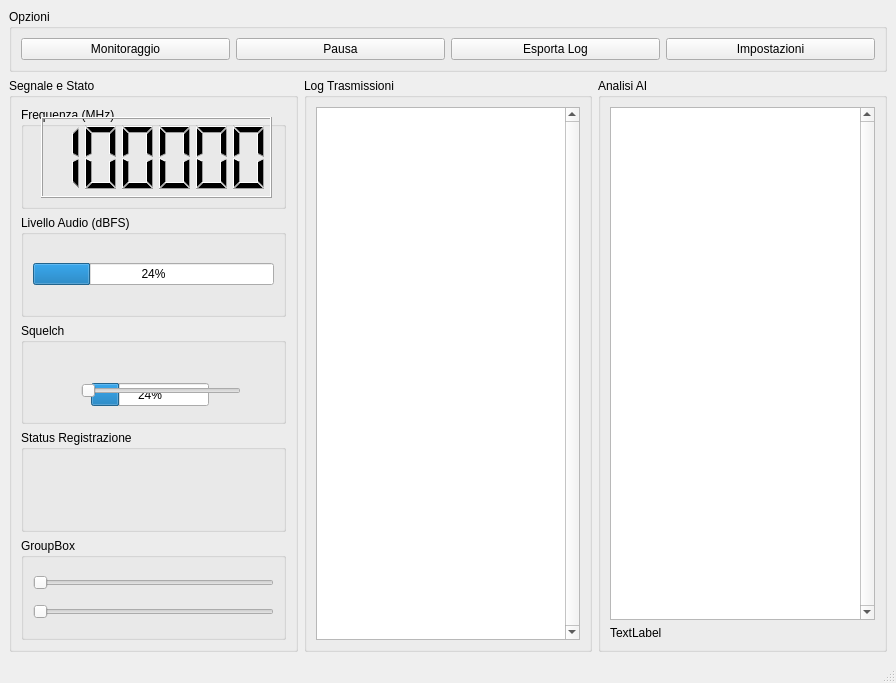
Above: CrystalRET_UI.ui from Lupix111/CrystalRET before the change. Below: the same form after it.
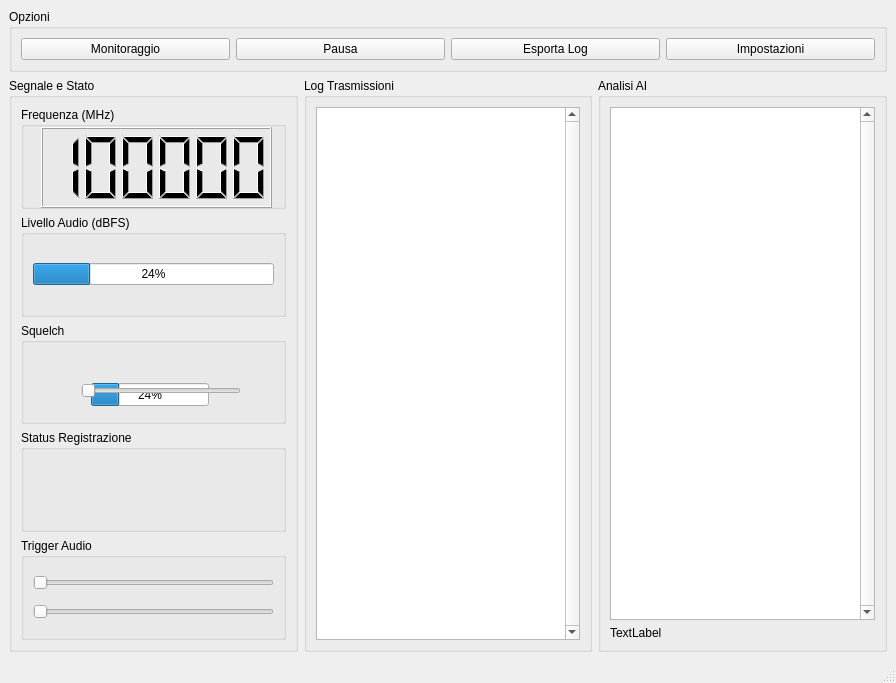
That is the form after the change. Icons and pictures are not drawn.

Commit message: added the dialog box for settings, changed a bit the guiImp to have it show up, fixed a bug in STT that prevented me from choosing the LLM

Patch:
```diff
--- a/CrystalRET_UI.ui
+++ b/CrystalRET_UI.ui
@@ -87,7 +87,7 @@
           <property name="geometry">
            <rect>
             <x>20</x>
-            <y>10</y>
+            <y>20</y>
             <width>231</width>
             <height>81</height>
            </rect>
@@ -163,7 +163,7 @@
        <item>
         <widget class="QGroupBox" name="groupBoxSlider">
          <property name="title">
-          <string>GroupBox</string>
+          <string>Trigger Audio</string>
          </property>
          <layout class="QVBoxLayout" name="verticalLayout_5">
           <item>
```
Left out of the diff: 2 changed lines with no effect on the pictures. The commit also changes 6 other files.
